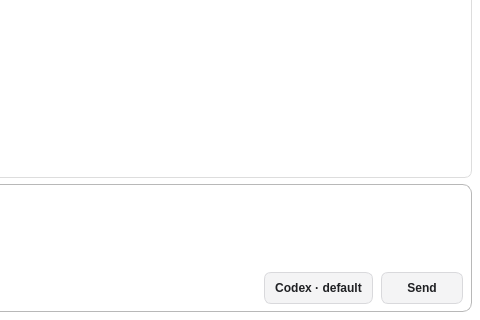
Qt form ai_agent.ui (frankyeh/DSI-Studio) before a commit; both pictures show x 620 to 1100 and y 380 to 700 of the 1100 by 700 pixel window.
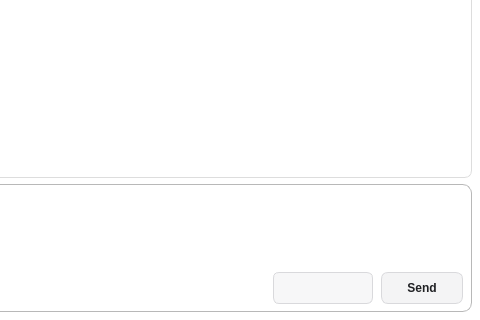
The same form after that commit. Icons and pictures are not drawn.

What changed in the file:
```diff
--- a/ai_agent.ui
+++ b/ai_agent.ui
@@ -69,7 +69,6 @@
 }
 QLabel#ai_status,
 QLabel#ai_work_dir_label,
-QPushButton#ai_agent_status,
 QPushButton#ai_send_message,
 QPushButton#ai_new_chat {
     color: #3c4043;
@@ -79,12 +78,10 @@
     border-radius: 14px;
     padding: 4px 12px;
 }
-QPushButton#ai_agent_status:hover,
 QPushButton#ai_send_message:hover,
 QPushButton#ai_new_chat:hover {
     background-color: #e8eaed;
 }
-QPushButton#ai_agent_status:pressed,
 QPushButton#ai_send_message:pressed,
 QPushButton#ai_new_chat:pressed {
     background-color: #dadce0;
@@ -432,7 +429,7 @@
             </widget>
            </item>
            <item row="1" column="5">
-            <widget class="QPushButton" name="ai_agent_status">
+            <widget class="QComboBox" name="ai_model">
              <property name="sizePolicy">
               <sizepolicy hsizetype="Preferred" vsizetype="Fixed">
                <horstretch>0</horstretch>
@@ -446,10 +443,7 @@
               </size>
              </property>
              <property name="toolTip">
-              <string>Change the agent/model used for the next chat you start</string>
-             </property>
-             <property name="text">
-              <string>Codex · default</string>
+              <string>Model of this chat</string>
              </property>
             </widget>
            </item>
```
